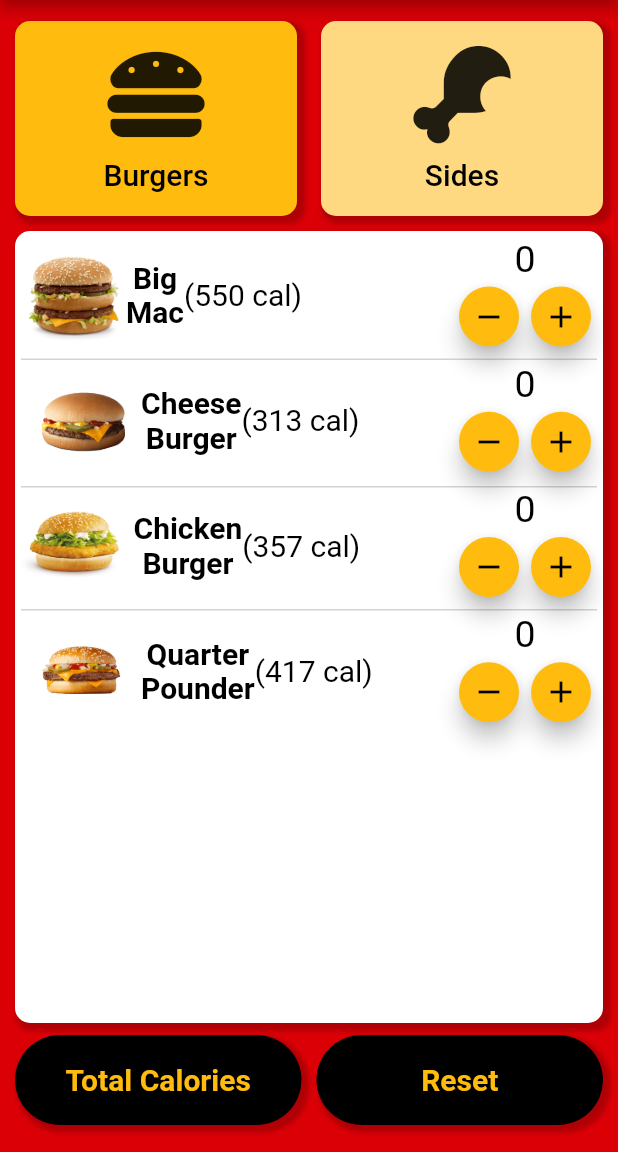
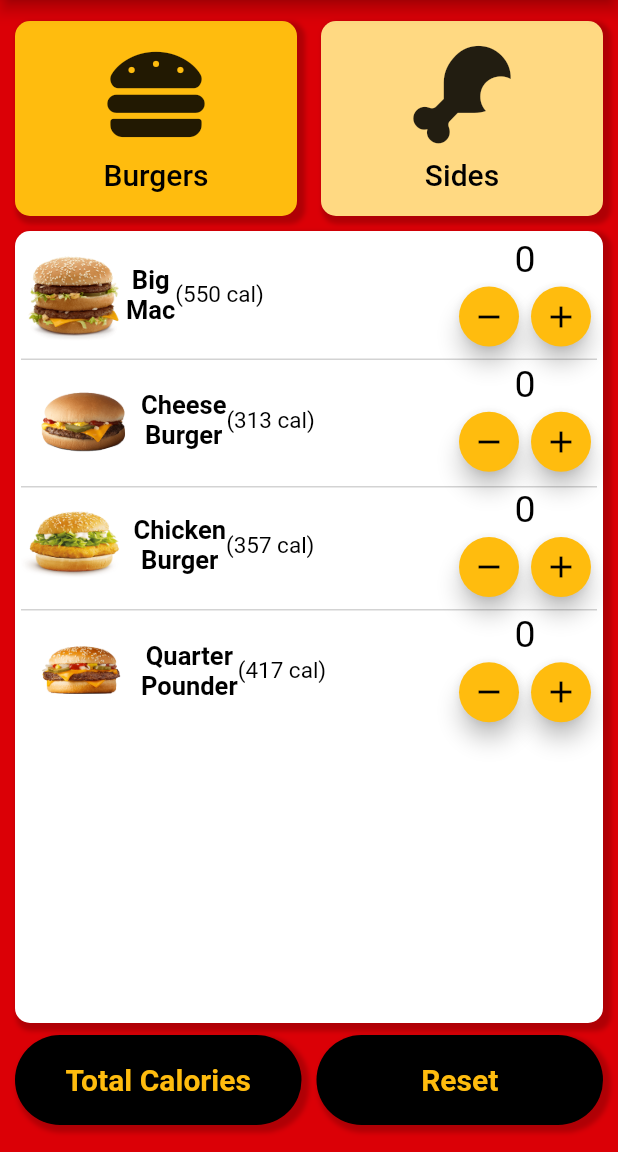
Before and after one commit to VincentChen6345/calorie_counter, a Flutter app: the screen it shows after launch, on a phone screen of 412 x 824 dp, the part 84-1236 px from its top. Run offline on Flutter 3.47's test engine with Material 2 defaults, Android fonts, the phone set to English and light mode, and no system bars; our stand-ins replace font_awesome_flutter.

Commit message:
finishing touches

```diff
--- a/lib/components/Calculator_Brain.dart
+++ b/lib/components/Calculator_Brain.dart
@@ -41,9 +41,9 @@ class CalculatorBrain {
 
   String displayMessage() {
     if (_calorieSum > 2000) {
-      return 'Thats A LOT of calories and very unhealthy for you';
+      return 'Thats A LOT of calories and very unhealthy for you!';
     } else {
-      return 'Excessive junk food can lead to heart attack, diabetes and high blood pressure';
+      return 'Excessive junk food can lead to heart attack, diabetes and high blood pressure.';
     }
   }
 }
--- a/lib/components/LongFoodItemCard.dart
+++ b/lib/components/LongFoodItemCard.dart
@@ -37,17 +37,17 @@ class _LongFoodItemCardState extends State<LongFoodItemCard> {
             children: [
               Text(
                 '${widget.foodName}',
-                style: TextStyle(fontSize: 20, fontWeight: FontWeight.bold),
+                style: TextStyle(fontSize: 17, fontWeight: FontWeight.bold),
               ),
               Text(
                 '${widget.foodNameUnder}',
-                style: TextStyle(fontSize: 20, fontWeight: FontWeight.bold),
+                style: TextStyle(fontSize: 17, fontWeight: FontWeight.bold),
               ),
             ],
           ),
           Text(
             '(${widget.calories.toString()} cal)',
-            style: TextStyle(fontSize: 20),
+            style: TextStyle(fontSize: 15),
           ),
           Spacer(),
           Column(
```
